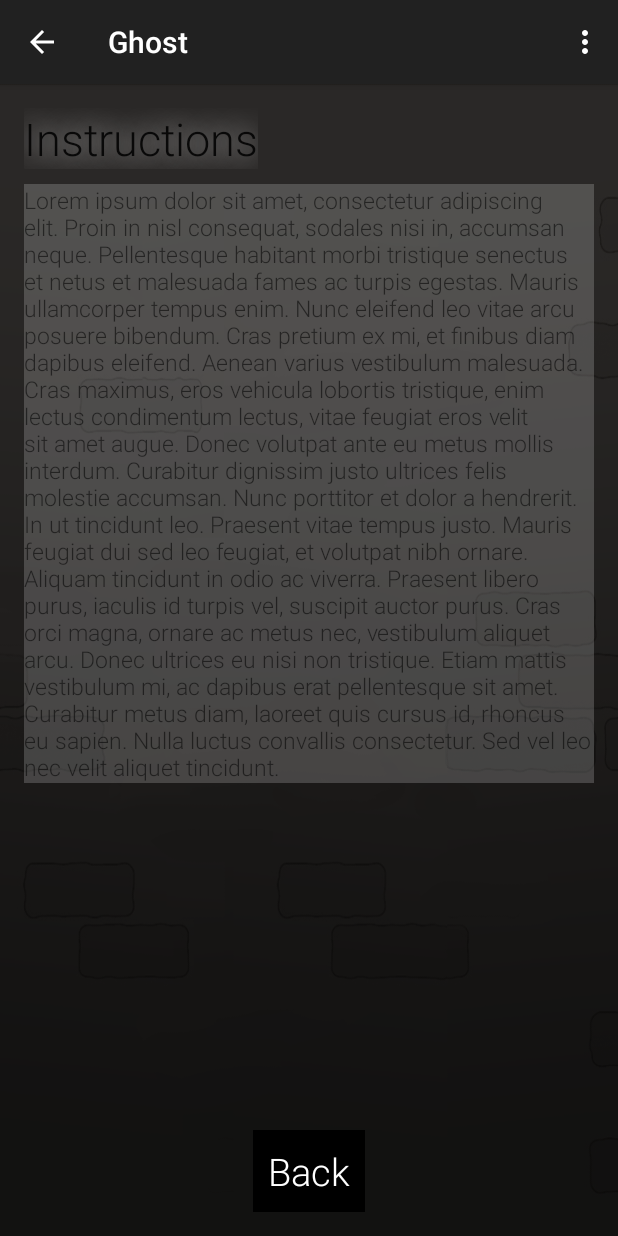
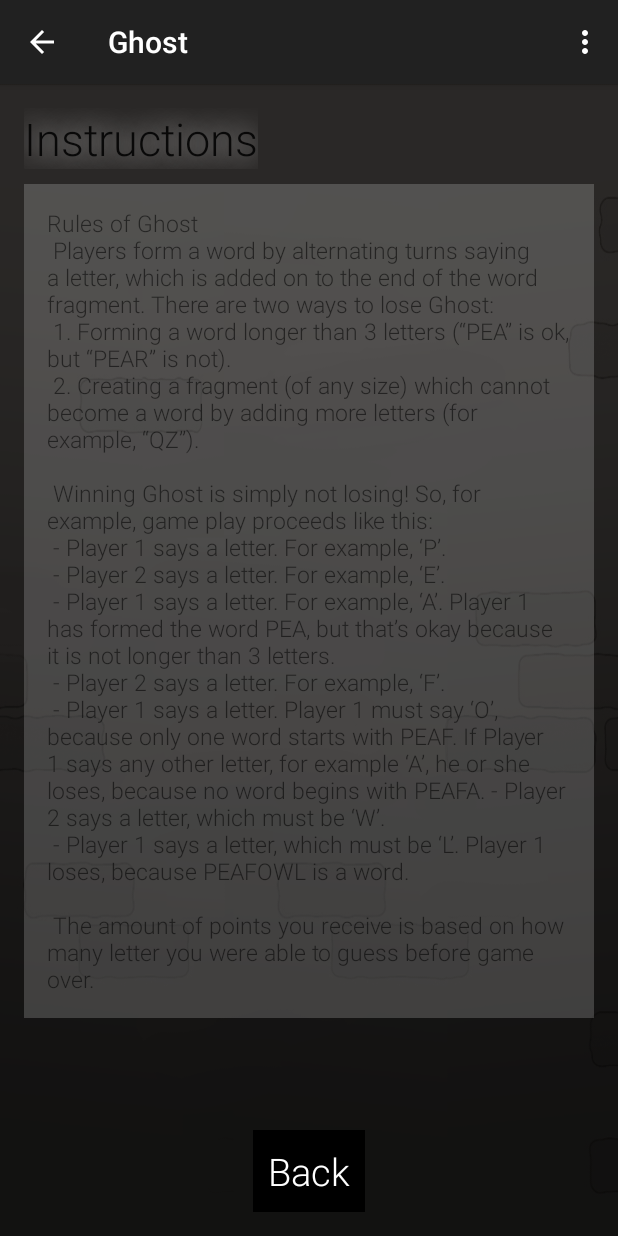
Before and after one commit to C0rine/Ghost, an Android app: the GhostInstructions screen opened directly, with no data from a screen before it, on a phone screen of 412 x 824 dp. Run offline under Robolectric (Android 15) with nearby library versions, the phone set to English and light mode, and no system bars.

Commit message:
Improved Ghost Instructions Activity and text

```diff
--- a/app/src/main/java/nl/mprog/ghost/GhostMainActivity.java
+++ b/app/src/main/java/nl/mprog/ghost/GhostMainActivity.java
@@ -12,7 +12,6 @@ import android.os.Bundle;
 import android.view.Menu;
 import android.view.MenuItem;
 import android.view.View;
-import android.widget.Toast;
 
 public class GhostMainActivity extends BaseActivity {
 
--- a/app/src/main/res/layout/activity_ghost_instructions.xml
+++ b/app/src/main/res/layout/activity_ghost_instructions.xml
@@ -38,9 +38,10 @@
             android:id="@+id/instructions_textview"
             android:layout_width="wrap_content"
             android:layout_height="wrap_content"
-            android:text="@string/latin_placeholder_text"
+            android:text="@string/instructionsfull"
             android:textSize="15sp"
-            android:background="#30ffffff" />
+            android:background="#30ffffff"
+            android:padding="15dp" />
 
     </ScrollView>
 
--- a/app/src/main/res/values/strings.xml
+++ b/app/src/main/res/values/strings.xml
@@ -33,9 +33,6 @@
     <string name="settings_text">Settings</string>
     <string name="namechange_button">Change</string>
     <string name="instructions_text">Instructions</string>
-    <string name="latin_placeholder_text">Lorem ipsum dolor sit amet, consectetur adipiscing elit. Proin in nisl consequat, sodales nisi in, accumsan neque. Pellentesque habitant morbi tristique senectus et netus et malesuada fames ac turpis egestas. Mauris ullamcorper tempus enim. Nunc eleifend leo vitae arcu posuere bibendum. Cras pretium ex mi, et finibus diam dapibus eleifend. Aenean varius vestibulum malesuada. Cras maximus, eros vehicula lobortis tristique, enim lectus condimentum lectus, vitae feugiat eros velit sit amet augue. Donec volutpat ante eu metus mollis interdum. Curabitur dignissim justo ultrices felis molestie accumsan. Nunc porttitor et dolor a hendrerit.
-                                            In ut tincidunt leo. Praesent vitae tempus justo. Mauris feugiat dui sed leo feugiat, et volutpat nibh ornare. Aliquam tincidunt in odio ac viverra. Praesent libero purus, iaculis id turpis vel, suscipit auctor purus. Cras orci magna, ornare ac metus nec, vestibulum aliquet arcu. Donec ultrices eu nisi non tristique. Etiam mattis vestibulum mi, ac dapibus erat pellentesque sit amet. Curabitur metus diam, laoreet quis cursus id, rhoncus eu sapien. Nulla luctus convallis consectetur. Sed vel leo nec velit aliquet tincidunt.
-                                            </string>
     <string name="noreturnallowed_toasttext">You cannot use this button here. Please continue to highscores first.</string>
     <string name="dialog_areyousure_titletext">Are you sure?</string>
     <string name="dialogmessage_gamewillbelost_text">Going back might cause the game state to be lost</string>
@@ -51,5 +48,19 @@
     <string name="no_highscores">There is no highscore created yet</string>
     <string name="cleared_highscores">Cleared Highscores</string>
     <string name="sameplayername_warningtext">Player 1 and Player 2 cannot have the same name</string>
+    <string name="instructionsfull">Rules of Ghost \n Players form a word by alternating turns saying a letter, which is added
+        on to the end of the word fragment. There are two ways to lose Ghost: \n
+        1. Forming a word longer than 3 letters (“PEA” is ok, but “PEAR” is not). \n
+        2. Creating a fragment (of any size) which cannot become a word by adding more
+        letters (for example, “QZ”). \n \n
+        Winning Ghost is simply not losing! So, for example, game play proceeds like this: \n
+        - Player 1 says a letter. For example, ‘P’. \n
+        - Player 2 says a letter. For example, ‘E’. \n
+        - Player 1 says a letter. For example, ‘A’. Player 1 has formed the word PEA, but that’s okay because it is not longer than 3 letters. \n
+        - Player 2 says a letter. For example, ‘F’. \n
+        - Player 1 says a letter. Player 1 must say ‘O’, because only one word starts with PEAF. If Player 1 says any other letter, for example ‘A’, he or she loses, because no word begins with PEAFA.
+        - Player 2 says a letter, which must be ‘W’. \n
+        - Player 1 says a letter, which must be ‘L’. Player 1 loses, because PEAFOWL is a word. \n \n
+        The amount of points you receive is based on how many letter you were able to guess before game over.</string>
 
 </resources>
```
Also changed, not shown: 1 other file.
